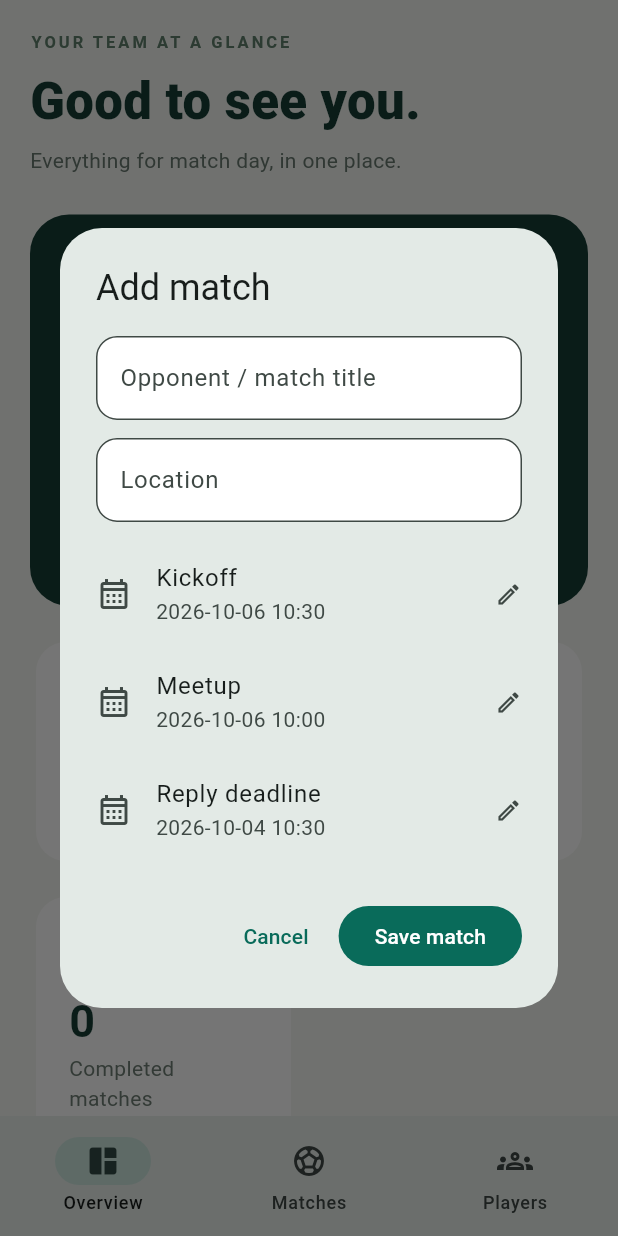
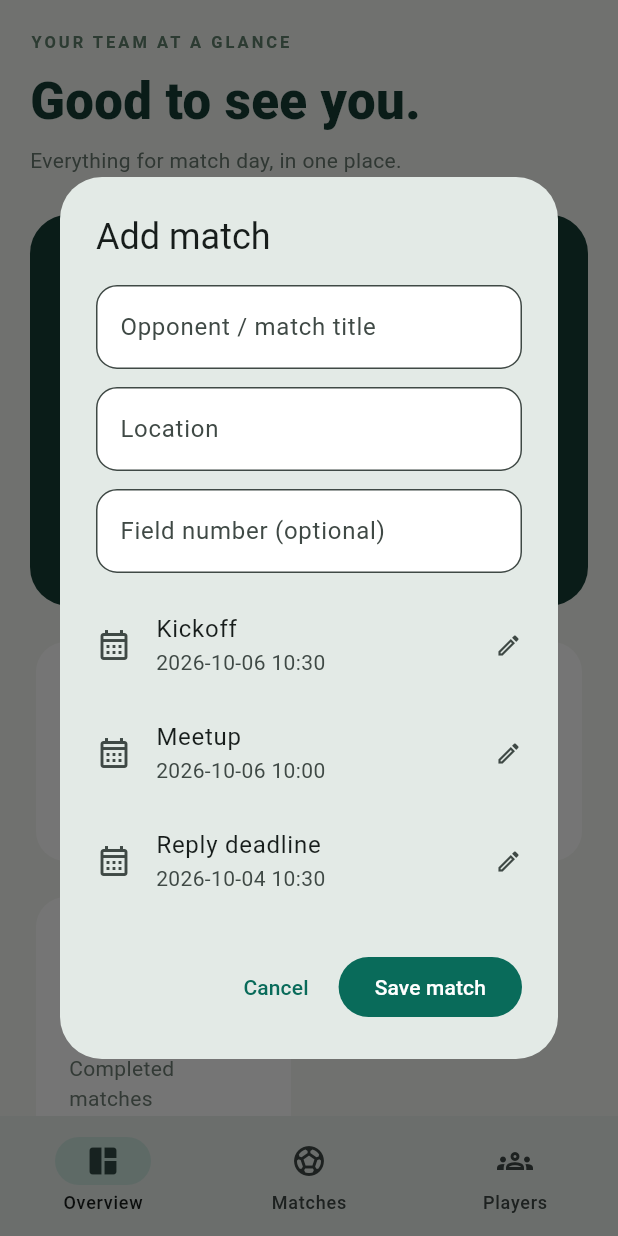
Before and after one commit to ef12/WhatsAppTeamManager, a Flutter app: the screen it shows after launch, after a tap on "Add match", on a phone screen of 412 x 824 dp. Run offline on Flutter 3.47's test engine with Material 3 defaults, Android fonts, the phone set to English and light mode, and no system bars; our stand-ins replace share_plus, sqflite, sqflite_common, sqflite_common_ffi; accounts and stored records are empty.

Commit message:
Add match field designation on Android and Windows

```diff
--- a/flutter_app/lib/data/message_drafts.dart
+++ b/flutter_app/lib/data/message_drafts.dart
@@ -1,11 +1,17 @@
 import 'team_store.dart';
 
-String invitationDraft(TeamMatch match) =>
-    '⚽ ${match.title}\n'
+String _fieldLine(TeamMatch match) =>
+    match.fieldNumber.isEmpty ? '' : 'Field: ${match.fieldNumber}\n';
+
+String invitationDraft(TeamMatch match) {
+  final field = _fieldLine(match);
+  return '⚽ ${match.title}\n'
       '📅 ${match.kickoff}\n'
       '⏰ Meet: ${match.meet}\n'
       '📍 ${match.location}\n'
+      '$field'
       'Please confirm attendance by ${match.deadline}. 🙏';
+}
 
 String reminderDraft(
   TeamMatch match,
@@ -41,9 +47,12 @@ String dutiesDraft(TeamMatch match, List<Player> players, List<Duty> duties) {
       'If unavailable, please arrange a replacement and inform me.';
 }
 
-String substitutesDraft(TeamMatch match) =>
-    '🚨 Substitute players needed for ${match.title}\n'
+String substitutesDraft(TeamMatch match) {
+  final field = _fieldLine(match);
+  return '🚨 Substitute players needed for ${match.title}\n'
       '📅 ${match.kickoff}\n'
       '⏰ Meet: ${match.meet}\n'
       '📍 ${match.location}\n'
+      '$field'
       'Who can help? 🙏⚽';
+}
--- a/flutter_app/lib/data/team_store.dart
+++ b/flutter_app/lib/data/team_store.dart
@@ -24,6 +24,7 @@ class TeamMatch {
     this.kickoff,
     this.meet,
     this.location,
+    this.fieldNumber,
     this.deadline,
     this.rkavicScore,
     this.opponentScore,
@@ -35,10 +36,16 @@ class TeamMatch {
   final String kickoff;
   final String meet;
   final String location;
+  final String fieldNumber;
   final String deadline;
   final int? rkavicScore;
   final int? opponentScore;
   final bool done;
+
+  String get venue => [
+    if (location.isNotEmpty) location,
+    if (fieldNumber.isNotEmpty) 'Field $fieldNumber',
+  ].join(' • ');
 
   String get result => rkavicScore == null || opponentScore == null
       ? 'Result not entered'
@@ -50,6 +57,7 @@ class TeamMatch {
     row['date'] as String,
     row['meet'] as String,
     row['location'] as String,
+    row['field_number'] as String,
     row['deadline'] as String,
     row['rkavic_score'] as int?,
     row['opponent_score'] as int?,
@@ -92,10 +100,17 @@ class TeamStore {
       dbPath = path.join(await mobile.getDatabasesPath(), 'team.db');
     }
 
+    return openAt(dbPath, factory);
+  }
+
+  static Future<TeamStore> openAt(
+    String dbPath,
+    DatabaseFactory factory,
+  ) async {
     final db = await factory.openDatabase(
       dbPath,
       options: OpenDatabaseOptions(
-        version: 2,
+        version: 3,
         onCreate: (db, version) async {
           await db.execute(
             'CREATE TABLE players(id INTEGER PRIMARY KEY,name TEXT NOT NULL,'
@@ -104,7 +119,8 @@ class TeamStore {
           await db.execute(
             'CREATE TABLE matches(id INTEGER PRIMARY KEY,title TEXT NOT NULL,'
             'date TEXT NOT NULL,meet TEXT NOT NULL,location TEXT NOT NULL,'
-            'deadline TEXT NOT NULL,rkavic_score INTEGER,opponent_score INTEGER,'
+            'field_number TEXT NOT NULL DEFAULT \'\',deadline TEXT NOT NULL,'
+            'rkavic_score INTEGER,opponent_score INTEGER,'
             'done INTEGER NOT NULL DEFAULT 0)',
           );
           await db.execute(
@@ -127,6 +143,11 @@ class TeamStore {
             );
             await db.execute(
               'ALTER TABLE matches ADD COLUMN done INTEGER NOT NULL DEFAULT 0',
+            );
+          }
+          if (oldVersion < 3) {
+            await db.execute(
+              "ALTER TABLE matches ADD COLUMN field_number TEXT NOT NULL DEFAULT ''",
             );
           }
         },
@@ -177,12 +198,14 @@ class TeamStore {
     required String kickoff,
     required String meet,
     required String location,
+    required String fieldNumber,
     required String deadline,
   }) => _db.insert('matches', {
     'title': title,
     'date': kickoff,
     'meet': meet,
     'location': location,
+    'field_number': fieldNumber,
     'deadline': deadline,
   });
 
@@ -192,6 +215,7 @@ class TeamStore {
     required String kickoff,
     required String meet,
     required String location,
+    required String fieldNumber,
     required String deadline,
   }) async {
     await _db.update(
@@ -201,6 +225,7 @@ class TeamStore {
         'date': kickoff,
         'meet': meet,
         'location': location,
+        'field_number': fieldNumber,
         'deadline': deadline,
       },
       where: 'id=?',
--- a/flutter_app/lib/main.dart
+++ b/flutter_app/lib/main.dart
@@ -309,7 +309,7 @@ class _TeamHomeState extends State<TeamHome> {
                   Text(
                     upcoming.isEmpty
                         ? 'Create a match to get started.'
-                        : '${upcoming.first.kickoff}  •  ${upcoming.first.location}',
+                        : '${upcoming.first.kickoff}  •  ${upcoming.first.venue}',
                     style: const TextStyle(color: Color(0xFFD1E0D5)),
                   ),
                 ],
@@ -484,7 +484,7 @@ class _TeamHomeState extends State<TeamHome> {
                   ),
                   const SizedBox(height: 4),
                   Text(
-                    '${match.kickoff}  •  ${match.location}',
+                    '${match.kickoff}  •  ${match.venue}',
                     style: const TextStyle(color: Color(0xFF687970)),
                   ),
                 ],
@@ -669,6 +669,7 @@ class _TeamHomeState extends State<TeamHome> {
   Future<void> _editMatch([TeamMatch? match]) async {
     final title = TextEditingController(text: match?.title);
     final location = TextEditingController(text: match?.location);
+    final fieldNumber = TextEditingController(text: match?.fieldNumber);
     DateTime kickoff =
         DateTime.tryParse(match?.kickoff ?? '') ??
         DateTime.now().add(const Duration(days: 7));
@@ -724,6 +725,15 @@ class _TeamHomeState extends State<TeamHome> {
                       decoration: const InputDecoration(labelText: 'Location'),
                     ),
                     const SizedBox(height: 12),
+                    TextFormField(
+                      controller: fieldNumber,
+                      textCapitalization: TextCapitalization.characters,
+                      decoration: const InputDecoration(
+                        labelText: 'Field number (optional)',
+                        hintText: 'e.g. 1B2',
+                      ),
+                    ),
+                    const SizedBox(height: 12),
                     _dateTile('Kickoff', kickoff, () async {
                       final value = await pick(context, kickoff);
                       if (value != null) setDialogState(() => kickoff = value);
@@ -761,6 +771,7 @@ class _TeamHomeState extends State<TeamHome> {
         kickoff: dateFormat.format(kickoff),
         meet: dateFormat.format(meet),
         location: location.text.trim(),
+        fieldNumber: fieldNumber.text.trim(),
         deadline: dateFormat.format(deadline),
       );
       if (match == null) {
@@ -769,6 +780,7 @@ class _TeamHomeState extends State<TeamHome> {
           kickoff: args.kickoff,
           meet: args.meet,
           location: args.location,
+          fieldNumber: args.fieldNumber,
           deadline: args.deadline,
         );
         await refresh();
@@ -780,6 +792,7 @@ class _TeamHomeState extends State<TeamHome> {
           kickoff: args.kickoff,
           meet: args.meet,
           location: args.location,
+          fieldNumber: args.fieldNumber,
           deadline: args.deadline,
         );
         await refresh();
@@ -787,6 +800,7 @@ class _TeamHomeState extends State<TeamHome> {
     }
     title.dispose();
     location.dispose();
+    fieldNumber.dispose();
   }
 
   Widget _dateTile(String label, DateTime value, VoidCallback onTap) =>
@@ -930,7 +944,7 @@ class _TeamHomeState extends State<TeamHome> {
           _heading(
             match.done ? 'Completed match' : 'Match day',
             match.title,
-            '${match.kickoff}  •  ${match.location}',
+            '${match.kickoff}  •  ${match.venue}',
           ),
           Wrap(
             spacing: 10,
@@ -969,6 +983,8 @@ class _TeamHomeState extends State<TeamHome> {
             children: [
               _infoCard('KICKOFF', match.kickoff, Icons.event_outlined),
               _infoCard('MEET AT', match.meet, Icons.schedule_outlined),
+              if (match.fieldNumber.isNotEmpty)
+                _infoCard('FIELD', match.fieldNumber, Icons.place_outlined),
               _infoCard(
                 'REPLY BY',
                 match.deadline,
--- a/flutter_app/pubspec.yaml
+++ b/flutter_app/pubspec.yaml
@@ -16,7 +16,7 @@ publish_to: 'none' # Remove this line if you wish to publish to pub.dev
 # https://developer.apple.com/library/archive/documentation/General/Reference/InfoPlistKeyReference/Articles/CoreFoundationKeys.html
 # In Windows, build-name is used as the major, minor, and patch parts
 # of the product and file versions while build-number is used as the build suffix.
-version: 0.3.0+3
+version: 0.4.0+4
 
 environment:
   sdk: ^3.13.4
```
Also changed, not shown: 5 other files. Lines whose indentation alone changed are shown as unchanged.
